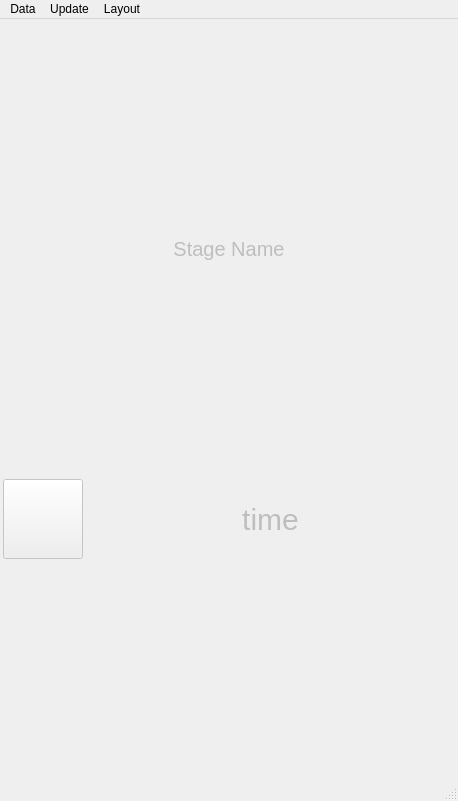
Above: code/ncm_starterlist.ui from DavidEilenstein/Ninja_Competition_Manager before the change. Below: the same form after it.
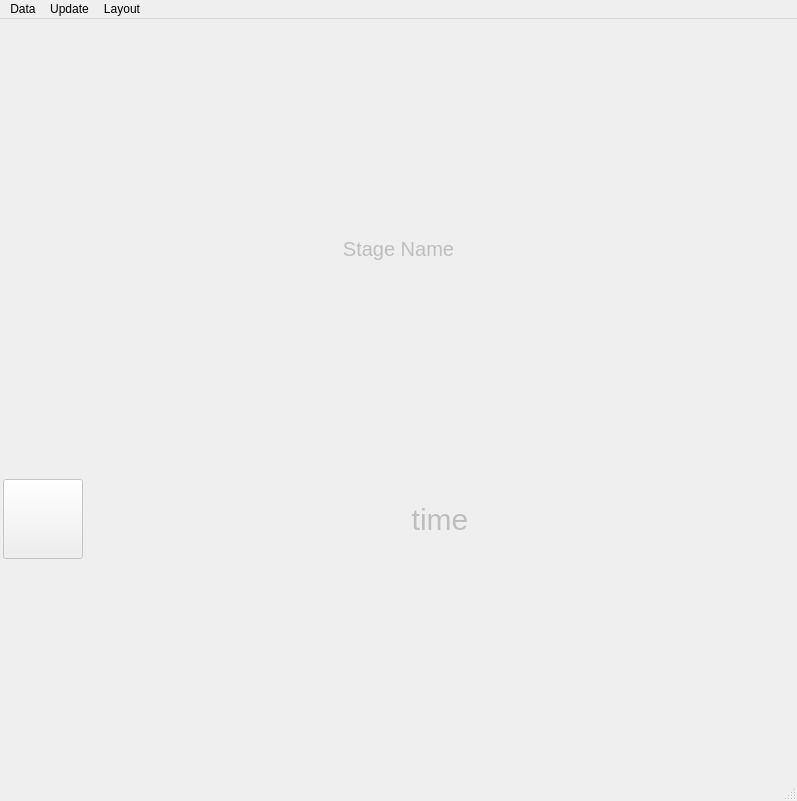
That is the form after the change.

Patch:
```diff
--- a/code/ncm_starterlist.ui
+++ b/code/ncm_starterlist.ui
@@ -6,7 +6,7 @@
    <rect>
     <x>0</x>
     <y>0</y>
-    <width>458</width>
+    <width>797</width>
     <height>801</height>
    </rect>
   </property>
@@ -94,7 +94,7 @@
     <rect>
      <x>0</x>
      <y>0</y>
-     <width>458</width>
+     <width>797</width>
      <height>21</height>
     </rect>
    </property>
```
